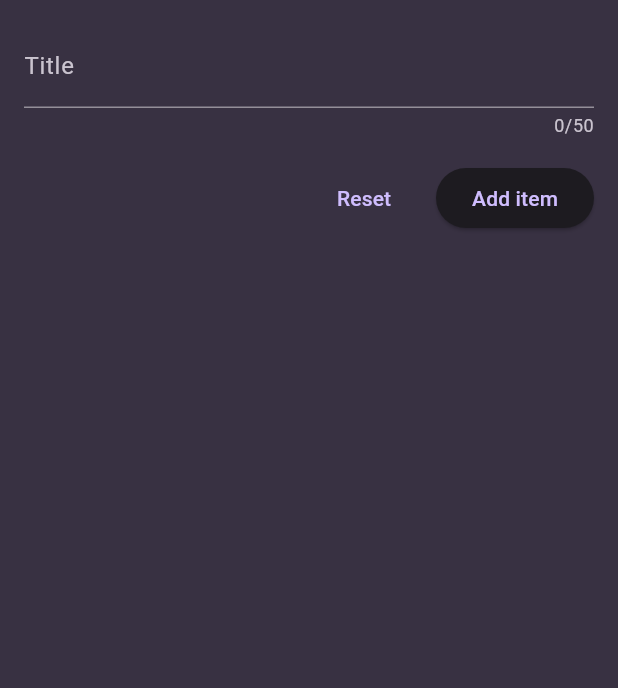
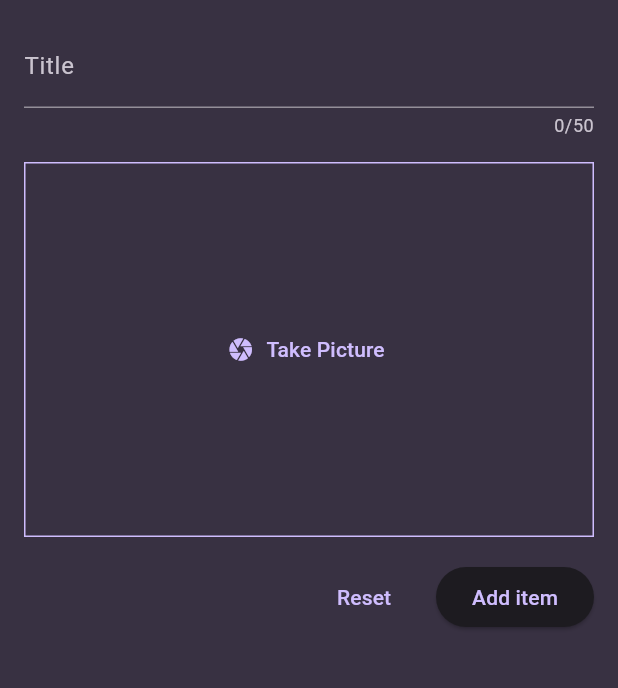
Before and after one commit to premasi/Favorite-Place, a Flutter app: the screen it shows after launch, after a tap on the "add" icon, on a phone screen of 412 x 824 dp, the part 84-772 px from its top. Run offline on Flutter 3.47's test engine with Material 3 defaults, Android fonts, the phone set to English and light mode, and no system bars; our stand-ins replace flutter_riverpod, google_fonts, image_picker.

Commit message:
Add new image picker to take image from camera native

```diff
--- a/lib/models/favorite_model.dart
+++ b/lib/models/favorite_model.dart
@@ -1,9 +1,11 @@
 import 'package:uuid/uuid.dart';
+import 'dart:io';
 
 const uuid = Uuid();
 
 class FavoriteModel {
-  FavoriteModel({required this.title}) : id = uuid.v4();
+  FavoriteModel({required this.title, required this.image}) : id = uuid.v4();
   final String id;
   final String title;
+  final File image;
 }
--- a/lib/screens/add/add.dart
+++ b/lib/screens/add/add.dart
@@ -1,5 +1,8 @@
+import 'dart:io';
+
 import 'package:favorite_places/models/favorite_model.dart';
 import 'package:favorite_places/providers/add_provider.dart';
+import 'package:favorite_places/widgets/image_input.dart';
 import 'package:flutter/material.dart';
 import 'package:flutter_riverpod/flutter_riverpod.dart';
 
@@ -15,6 +18,7 @@ class Add extends ConsumerStatefulWidget {
 class AddState extends ConsumerState {
   final formKey = GlobalKey<FormState>();
   var inputTitle = "";
+  File? selectedImage;
   var isSending = false;
   void saveItem() {
     if (formKey.currentState!.validate()) {
@@ -22,10 +26,11 @@ class AddState extends ConsumerState {
         isSending = true;
       });
       formKey.currentState!.save();
-      final data = FavoriteModel(title: inputTitle);
-      ref.read(addProvider.notifier).addData(data);
-
-      Navigator.of(context).pop();
+      if (selectedImage != null) {
+        final data = FavoriteModel(title: inputTitle, image: selectedImage!);
+        ref.read(addProvider.notifier).addData(data);
+        Navigator.of(context).pop();
+      }
     }
   }
 
@@ -69,6 +74,14 @@ class AddState extends ConsumerState {
               const SizedBox(
                 height: 16,
               ),
+              ImageInput(
+                onSelectImage: (image) {
+                  selectedImage = image;
+                },
+              ),
+              const SizedBox(
+                height: 16,
+              ),
               Row(
                 mainAxisAlignment: MainAxisAlignment.end,
                 children: [
--- /dev/null
+++ b/lib/widgets/image_input.dart
@@ -0,0 +1,64 @@
+import 'package:flutter/material.dart';
+import 'package:image_picker/image_picker.dart';
+import 'dart:io';
+
+class ImageInput extends StatefulWidget {
+  const ImageInput({super.key, required this.onSelectImage});
+
+  final void Function(File image) onSelectImage;
+
+  @override
+  State<StatefulWidget> createState() {
+    return ImageInputState();
+  }
+}
+
+class ImageInputState extends State<ImageInput> {
+  File? selectedImage;
+  void takePicture() async {
+    final imagePicker = ImagePicker();
+    final pickImage = await imagePicker.pickImage(
+      source: ImageSource.camera,
+      maxWidth: 600,
+    );
+
+    if (pickImage == null) {
+      return;
+    }
+    setState(() {
+      selectedImage = File(pickImage.path);
+    });
+
+    widget.onSelectImage(selectedImage!);
+  }
+
+  @override
+  Widget build(BuildContext context) {
+    Widget content = TextButton.icon(
+      onPressed: takePicture,
+      label: const Text("Take Picture"),
+      icon: const Icon(Icons.camera),
+    );
+
+    if (selectedImage != null) {
+      content = GestureDetector(
+        onTap: takePicture,
+        child: Image.file(
+          selectedImage!,
+          fit: BoxFit.cover,
+          width: double.infinity,
+          height: double.infinity,
+        ),
+      );
+    }
+
+    return Container(
+        decoration: BoxDecoration(
+            border: Border.all(
+                width: 1, color: Theme.of(context).colorScheme.primary)),
+        width: double.infinity,
+        height: 250,
+        alignment: Alignment.center,
+        child: content);
+  }
+}
--- a/pubspec.yaml
+++ b/pubspec.yaml
@@ -39,6 +39,7 @@ dependencies:
   flutter_riverpod: ^2.5.1
   riverpod_annotation: ^2.3.5
   uuid: ^4.5.0
+  image_picker: ^1.1.2
 
 dev_dependencies:
   flutter_test:
```
Also changed, not shown: pubspec.lock, 6 other files.
